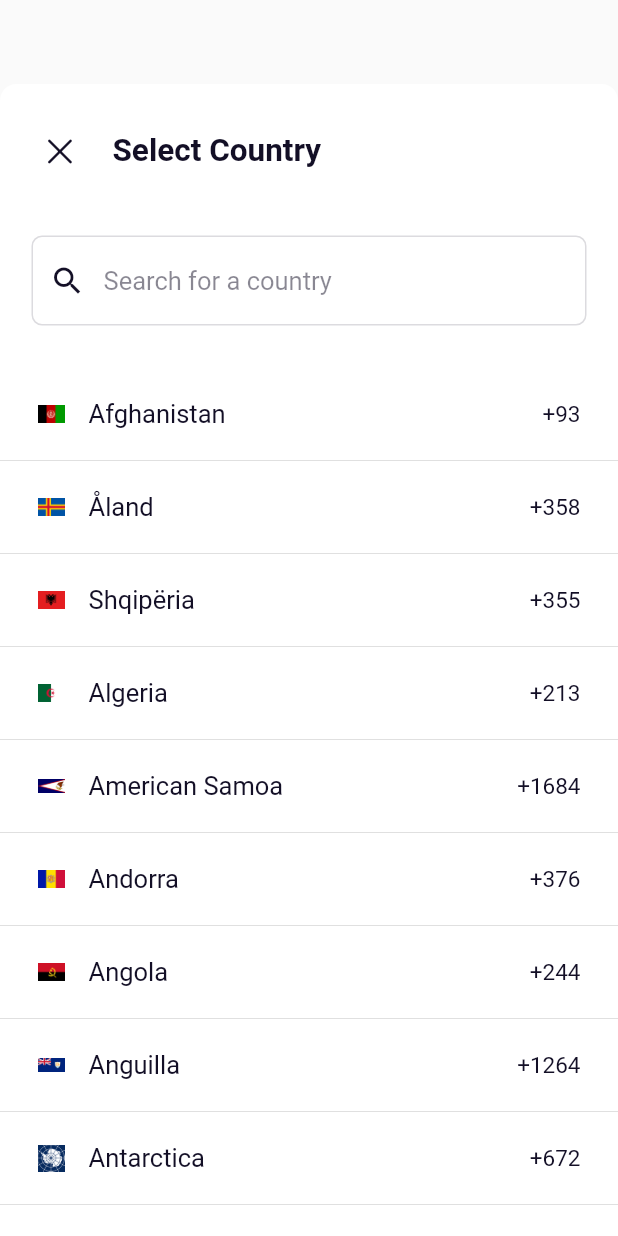
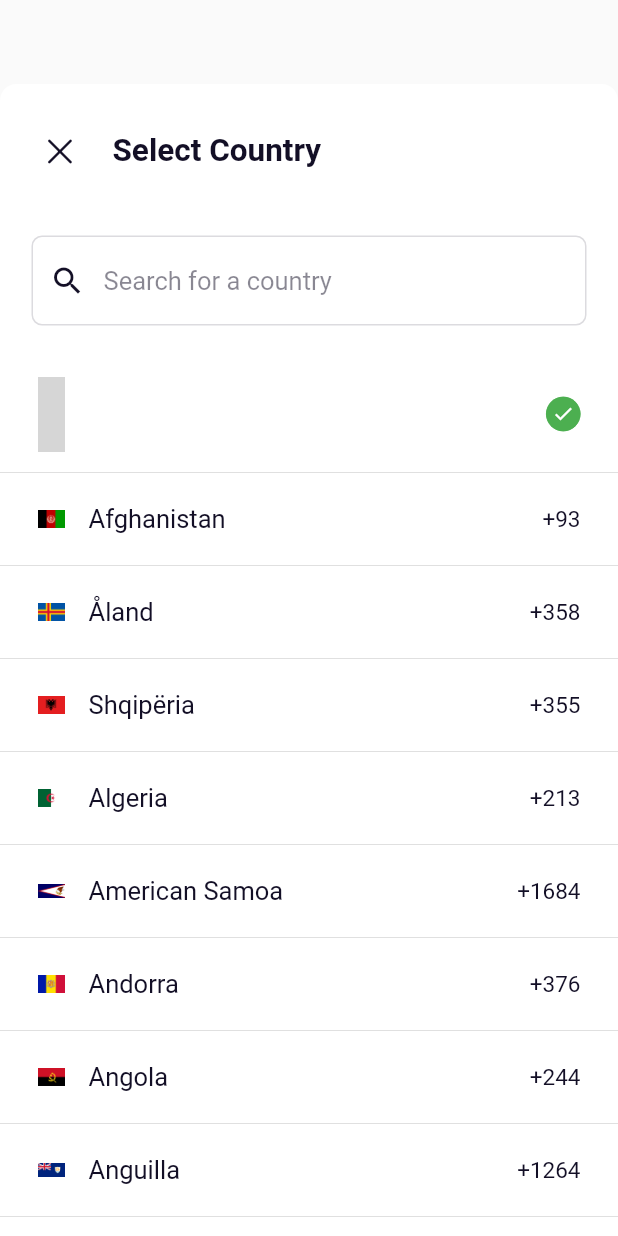
Before and after one commit to Hackman-Adu/CountryCodePicker, a Flutter app: the CountriesMainView widget shown alone on an empty page, opened directly, on a phone screen of 412 x 824 dp. Run offline on Flutter 3.47's test engine with Material 2 defaults, Android fonts, the phone set to English and light mode, and no system bars; grey boxes are pictures that could not be loaded.

Commit message:
improved UI

```diff
--- a/lib/src/Model/country.dart
+++ b/lib/src/Model/country.dart
@@ -1,5 +1,4 @@
 import 'package:dialcodeselector/src/Utils/packageUtils.dart';
-import 'package:dialcodeselector/src/ViewModel/countryViewModel.dart';
 
 class Country {
   String? countryName;
@@ -16,29 +15,13 @@ class Country {
         countryName: json['name']);
   }
 
+  /// use this factory to use asset images in this package, by passing Country
   factory Country.forCallBack(Country? country) {
     return Country(
         countryShortName: country?.countryShortName,
         dialCode: country?.dialCode,
-        icon: "packages/${PackageUtils.packageName}/${country?.icon}",
+        icon:
+            "packages/${PackageUtils.packageName}/asset/images/${country?.countryShortName?.toLowerCase()}.png",
         countryName: country?.countryName);
   }
-
-  static Country? findByShortName(String? shortName) {
-    if (shortName == null) return null;
-    try {
-      return CountryViewModel.instance.countries.singleWhere((element) =>
-          element.countryShortName?.toLowerCase() == shortName.toLowerCase());
-    } catch (e) {
-      return null;
-    }
-  }
-
-  static Country setDefaultCountry(Country country) {
-    return Country(
-        dialCode: country.dialCode,
-        countryName: country.countryName,
-        countryShortName: country.countryShortName,
-        icon: country.icon);
-  }
 }
--- a/lib/src/ViewModel/countryViewModel.dart
+++ b/lib/src/ViewModel/countryViewModel.dart
@@ -1,6 +1,7 @@
 import 'package:dialcodeselector/src/Model/country.dart';
 import 'package:dialcodeselector/src/Model/dialCodeSelectorTheme.dart';
 import 'package:dialcodeselector/src/Service/dialCodeSelectorService.dart';
+import 'package:collection/collection.dart';
 
 class CountryViewModel {
   CountryViewModel._();
@@ -19,4 +20,20 @@ class CountryViewModel {
     var values = await DialCodeSelectorService.getCountries;
     this._countries = values;
   }
+
+  Country? getCountryByShortName({String? shortName}) =>
+      Country.forCallBack(_getCountryByShortName(shortName: shortName));
+
+  Country? getCountryByDialCode({String? dialCode}) =>
+      Country.forCallBack(_getCountryByDialCode(dialCode: dialCode));
+
+  Country? _getCountryByDialCode({String? dialCode}) {
+    return _countries.singleWhereOrNull((element) =>
+        element.dialCode?.replaceAll("+", "") == dialCode?.replaceAll("+", ""));
+  }
+
+  Country? _getCountryByShortName({String? shortName}) {
+    return _countries.singleWhereOrNull((element) =>
+        element.countryShortName?.toLowerCase() == shortName?.toLowerCase());
+  }
 }
--- a/lib/src/Views/countriesMainView.dart
+++ b/lib/src/Views/countriesMainView.dart
@@ -25,7 +25,7 @@ class _CountriesMainViewState extends State<CountriesMainView> {
 
   CountryViewModel get viewModel => CountryViewModel.instance;
 
-  late String? _initialCountryCode;
+  late String? _initialShortName;
 
   void onSearchCountry(String value) {
     if (value.trim().trim().isEmpty) {
@@ -45,7 +45,7 @@ class _CountriesMainViewState extends State<CountriesMainView> {
     onLaunch();
     _countries = viewModel.countries;
     _filteredCountries = _countries;
-    _initialCountryCode = widget.initialShortName;
+    _initialShortName = widget.initialShortName;
     if (widget.dialCodeSelectorTheme != null) {
       viewModel.selectorTheme = widget.dialCodeSelectorTheme;
     }
@@ -76,7 +76,8 @@ class _CountriesMainViewState extends State<CountriesMainView> {
               Padding(
                   padding: const EdgeInsets.only(top: 7),
                   child: SelectedCountryItemView(
-                      country: Country.findByShortName(_initialCountryCode))),
+                      country: viewModel.getCountryByShortName(
+                          shortName: _initialShortName))),
               Expanded(child: CountriesListView(_filteredCountries))
             ])));
   }
--- a/lib/src/Views/selectedCountryItemView.dart
+++ b/lib/src/Views/selectedCountryItemView.dart
@@ -10,6 +10,9 @@ class SelectedCountryItemView extends StatelessWidget {
 
   CountryViewModel get viewModel => CountryViewModel.instance;
 
+  String? get countryIcon =>
+      country?.icon?.replaceAll("packages/${PackageUtils.packageName}/", "");
+
   @override
   Widget build(BuildContext context) {
     if (country == null) return const SizedBox(height: 0);
@@ -19,8 +22,8 @@ class SelectedCountryItemView extends StatelessWidget {
           Navigator.of(context).pop(null);
         },
         minLeadingWidth: 0,
-        leading: country?.icon != null
-            ? Image.asset(country?.icon ?? "",
+        leading: countryIcon != null
+            ? Image.asset(countryIcon ?? "",
                 height: 50, width: 18, package: PackageUtils.packageName)
             : Icon(Icons.language_rounded,
                 color: viewModel.selectorTheme?.countryNameColor),
--- a/pubspec.yaml
+++ b/pubspec.yaml
@@ -1,6 +1,6 @@
 name: dialcodeselector
 description: Flutter package for selecting country dial code.
-version: 1.0.8
+version: 1.0.9
 homepage: https://github.com/Hackman-Adu/CountryCodePicker
 
 environment:
```
Also changed, not shown: example/lib/main.dart (+6 -9 lines), lib/src/Main/dialCodeSelectorView.dart (+9 -3 lines), example/pubspec.lock, 1 other file.
